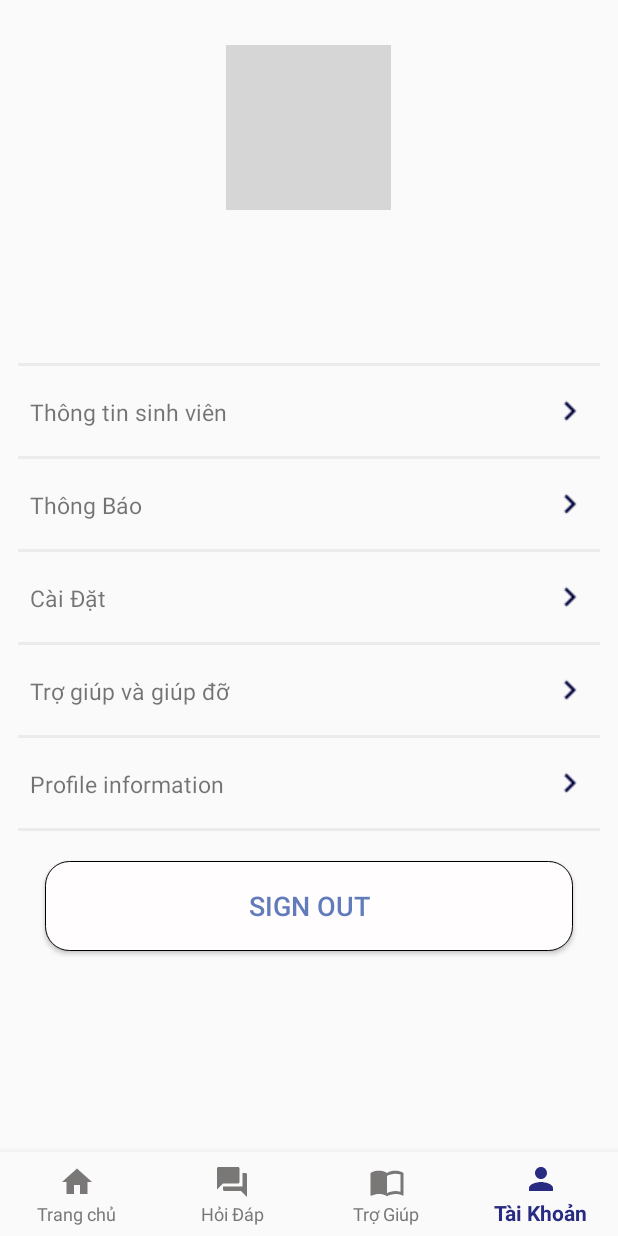
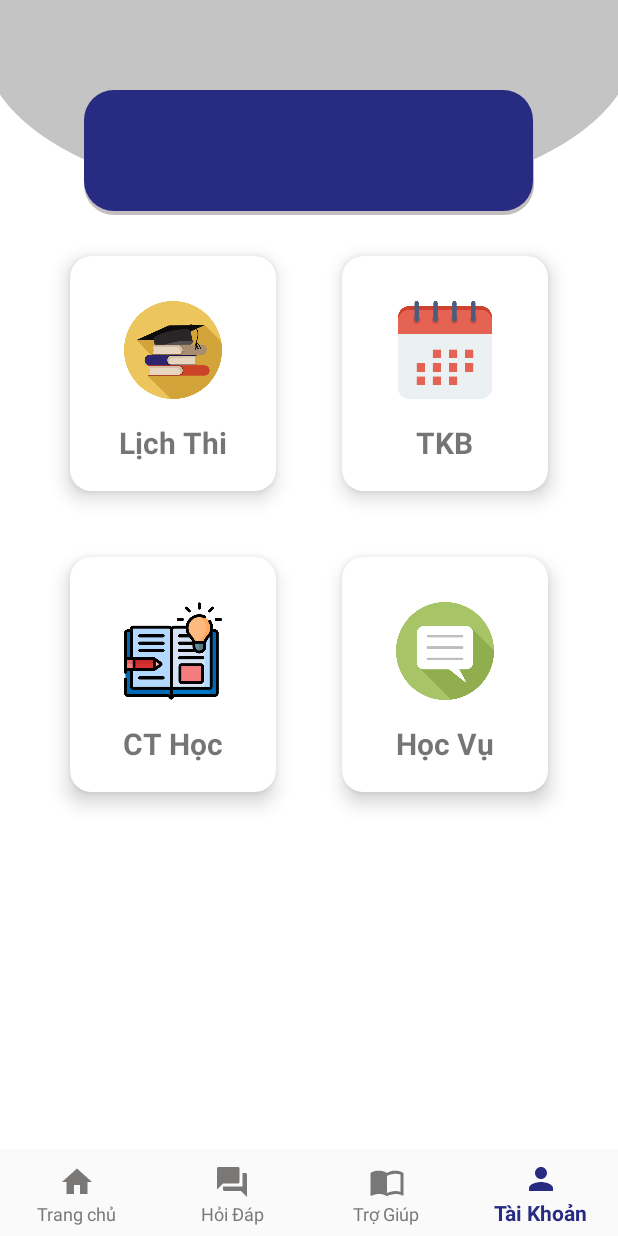
Before and after one commit to NguyenThao1912/SuiiCao, an Android app: the MainActivity screen opened directly, with no data from a screen before it, item 4 of the bottom bar chosen, on a phone screen of 412 x 824 dp. Run offline under Robolectric (Android 15) with nearby library versions, the phone set to English and light mode, and no system bars; our stand-ins replace data binding; Roboto replaces fonts that are not available here; 2 statements that could not run were skipped; grey boxes are pictures that could not be loaded.

Commit message:
chat mentor - sinh viên
cập nhật thêm các trường thông tin của 1 sinh viên - thông tin mentor .

 đăng nhập với mentor

```diff
--- a/app/src/main/java/com/monsun/suiicao/Utils/CommonUtils.java
+++ b/app/src/main/java/com/monsun/suiicao/Utils/CommonUtils.java
@@ -11,7 +11,7 @@ import com.monsun.suiicao.R;
 
 public final class CommonUtils {
     public static int FIREBASE_SIGN_IN_SUCESS = 6;
-    public static int FIREBASE_SIGN_IN_FAIL = 6;
+    public static int FIREBASE_SIGN_IN_FAIL = -1;
     public static int FIREBASE_CREATE_SUCCESS = 8;
     public static int FIREBASE_PASSWORD_TOO_WEAK = 10;
     public static int FIREBASE_EMAIL_WRONG_FORMAT = 15;
--- a/app/src/main/java/com/monsun/suiicao/views/homefragment/HomeFragmentViewModel.java
+++ b/app/src/main/java/com/monsun/suiicao/views/homefragment/HomeFragmentViewModel.java
@@ -13,7 +13,7 @@ public class HomeFragmentViewModel extends BaseViewModel<IHomeHandler> {
     public HomeFragmentViewModel()
     {
         Log.d(TAG, "HomeFragmentViewModel: ");
-        greeting.setValue("Xin Chào" + AppVar.mStudent.getFullName());
+        greeting.setValue("Xin Chào " + AppVar.mStudent.getFullName() + "\n" + "Phụ Huynh " + AppVar.mStudent.getParentname());
     }
     public void _OnClick_Student_Exam()
     {
--- /dev/null
+++ b/app/src/main/java/com/monsun/suiicao/views/homementor/IMentormain.java
@@ -0,0 +1,4 @@
+package com.monsun.suiicao.views.homementor;
+
+public interface IMentormain {
+}
--- /dev/null
+++ b/app/src/main/java/com/monsun/suiicao/views/homementor/MentormainViewModel.java
@@ -0,0 +1,18 @@
+package com.monsun.suiicao.views.homementor;
+
+import android.util.Log;
+
+import androidx.lifecycle.MutableLiveData;
+
+import com.monsun.suiicao.AppVar;
+import com.monsun.suiicao.views.base.BaseViewModel;
+
+public class MentormainViewModel extends BaseViewModel<IMentormain> {
+    public MutableLiveData<String> greeting = new MutableLiveData<>();
+    private static final String TAG = "mentormainViewModel";
+    public MentormainViewModel()
+    {
+        Log.d(TAG, "mentormainViewModel: ");
+        greeting.setValue("Xin Chào " + AppVar.mMentor.getMentorName());
+    }
+}
--- /dev/null
+++ b/app/src/main/java/com/monsun/suiicao/views/homementor/mentormain.java
@@ -0,0 +1,64 @@
+package com.monsun.suiicao.views.homementor;
+
+import android.os.Bundle;
+import android.util.Log;
+import android.view.LayoutInflater;
+import android.view.View;
+import android.view.ViewGroup;
+
+import androidx.databinding.DataBindingUtil;
+import androidx.fragment.app.Fragment;
+import androidx.lifecycle.ViewModelProvider;
+
+import com.monsun.suiicao.R;
+import com.monsun.suiicao.databinding.FragmentMentormainBinding;
+import com.monsun.suiicao.views.base.BaseFragment;
+
+/**
+ * A simple {@link Fragment} subclass.
+ * Use the {@link mentormain#newInstance} factory method to
+ * create an instance of this fragment.
+ */
+public class mentormain extends BaseFragment implements IMentormain {
+    private static final String TAG = "HomeFragment";
+    private FragmentMentormainBinding binding;
+    private static MentormainViewModel viewModel;
+    public mentormain() {
+        // Required empty public constructor
+
+    }
+
+    public static mentormain newInstance() {
+        mentormain fragment = new mentormain();
+        return fragment;
+    }
+
+
+    @Override
+    public int getLayoutId() {
+        return R.layout.fragment_mentormain;
+    }
+
+    @Override
+    public void onCreate(Bundle savedInstanceState) {
+        super.onCreate(savedInstanceState);
+        Log.d(TAG, "onCreate: ");
+    }
+
+    @Override
+    public View onCreateView(LayoutInflater inflater, ViewGroup container,
+                             Bundle savedInstanceState) {
+        // Inflate the layout for this fragment
+        Log.d(TAG, "onCreateView: ");
+        binding =  DataBindingUtil.inflate(inflater,R.layout.fragment_mentormain,container, false);
+        viewModel = new ViewModelProvider(this).get(MentormainViewModel.class);
+        binding.setLifecycleOwner(this);
+        binding.setViewModel(viewModel);
+        binding.executePendingBindings();
+        viewModel.setNavigator(this);
+        View v = binding.getRoot();
+        return v;
+    }
+
+
+}
--- a/app/src/main/java/com/monsun/suiicao/views/login/ILoginHandler.java
+++ b/app/src/main/java/com/monsun/suiicao/views/login/ILoginHandler.java
@@ -6,4 +6,6 @@ public interface ILoginHandler {
     void startMainActivity();
     void showToast(CharSequence message);
     void setIsLoading(Boolean isLoading);
+
+
 }
--- a/app/src/main/java/com/monsun/suiicao/views/login/LoginActivity.java
+++ b/app/src/main/java/com/monsun/suiicao/views/login/LoginActivity.java
@@ -78,4 +78,6 @@ public class LoginActivity extends BaseActivity  implements ILoginHandler {
             hideLoading();
     }
 
+
+
 }
--- a/app/src/main/java/com/monsun/suiicao/views/main/MainActivity.java
+++ b/app/src/main/java/com/monsun/suiicao/views/main/MainActivity.java
@@ -18,6 +18,7 @@ import com.monsun.suiicao.firebase.FirebaseSer;
 import com.monsun.suiicao.views.base.BaseActivity;
 import com.monsun.suiicao.views.chatting.ContactFragment;
 import com.monsun.suiicao.views.homefragment.HomeFragment;
+import com.monsun.suiicao.views.homementor.mentormain;
 import com.monsun.suiicao.views.useraccount.userAccountFrag;
 
 public class MainActivity extends BaseActivity implements IMainHandler{
@@ -32,9 +33,15 @@ public class MainActivity extends BaseActivity implements IMainHandler{
 
     @Override
     protected void onStart() {
-        super.onStart();
+        if (AppVar.mStudent != null){
             if (FirebaseSer.FireAuth_User == null)
                 FirebaseSer.TRY_LOGGING_IN(AppVar.mStudent.getEmail(), MainActivity.this);
+        }
+        if (AppVar.mMentor != null){
+            if (FirebaseSer.FireAuth_User == null)
+                FirebaseSer.TRY_LOGGING_IN(AppVar.mMentor.getEmail(), MainActivity.this);
+        }
+        super.onStart();
     }
 
     private void reload() {
@@ -52,6 +59,10 @@ public class MainActivity extends BaseActivity implements IMainHandler{
         mainViewModel = new ViewModelProvider(this).get(MainViewModel.class);
         mainViewModel.setNavigator(this);
         bottomNavigationView.setOnNavigationItemSelectedListener(nav);
+
+        if (AppVar.mMentor != null)
+            getSupportFragmentManager().beginTransaction().replace(R.id.fragment_container,new mentormain()).commit();
+        else
             getSupportFragmentManager().beginTransaction().replace(R.id.fragment_container,new HomeFragment()).commit();
 
     }
@@ -69,9 +80,20 @@ public class MainActivity extends BaseActivity implements IMainHandler{
                         switch (item.getItemId())
                         {
                             case R.id.home_Screen:
+                            {
+                                if (AppVar.mStudent != null){
                                     selectedFragment = HomeFragment.newInstance();
                                     Toast.makeText(MainActivity.this, "Home screen", Toast.LENGTH_SHORT).show();
                                     break;
+                                }
+                                else
+                                {
+                                    selectedFragment = mentormain.newInstance();
+                                    Toast.makeText(MainActivity.this, "mentor main", Toast.LENGTH_SHORT).show();
+                                    break;
+                                }
+                            }
+
 
                             case R.id.help:
                                 Toast.makeText(MainActivity.this, "help", Toast.LENGTH_SHORT).show();
@@ -83,9 +105,18 @@ public class MainActivity extends BaseActivity implements IMainHandler{
                                 break;
 
                             case R.id.user_account:
+                                if (AppVar.mStudent != null){
                                     selectedFragment = userAccountFrag.newInstance();
                                     Toast.makeText(MainActivity.this, "user account", Toast.LENGTH_SHORT).show();
                                     break;
+                                }
+                                else
+                                {
+                                    selectedFragment = mentormain.newInstance();
+                                    Toast.makeText(MainActivity.this, "mentor main", Toast.LENGTH_SHORT).show();
+                                    break;
+                                }
+
                         }
                         getSupportFragmentManager().beginTransaction().replace(R.id.fragment_container,selectedFragment).commit();
                         return true;
--- /dev/null
+++ b/app/src/main/res/layout/fragment_mentormain.xml
@@ -0,0 +1,230 @@
+<?xml version="1.0" encoding="utf-8"?>
+<layout>
+    <data>
+        <variable
+            name="viewModel"
+            type="com.monsun.suiicao.views.homementor.MentormainViewModel" />
+    </data>
+    <FrameLayout xmlns:android="http://schemas.android.com/apk/res/android"
+        xmlns:tools="http://schemas.android.com/tools"
+        android:layout_width="match_parent"
+        android:layout_height="match_parent"
+        xmlns:app="http://schemas.android.com/apk/res-auto"
+        tools:context=".views.homefragment.HomeFragment"
+        android:background="@drawable/background">
+        <ScrollView
+            android:layout_width="match_parent"
+            android:layout_height="match_parent">
+            <androidx.constraintlayout.widget.ConstraintLayout
+                android:layout_width="match_parent"
+                android:layout_height="match_parent">
+
+                <TextView
+                    android:id="@+id/greeting_mentor"
+                    android:layout_width="300dp"
+                    android:layout_height="83dp"
+                    android:layout_marginTop="60dp"
+                    android:background="@drawable/main_infor"
+                    android:gravity="center_horizontal"
+                    android:paddingTop="27dp"
+                    android:text="@{viewModel.greeting}"
+                    android:textColor="@color/white"
+                    app:layout_constraintEnd_toEndOf="parent"
+                    app:layout_constraintStart_toStartOf="parent"
+                    app:layout_constraintTop_toTopOf="parent" />
+
+                <androidx.gridlayout.widget.GridLayout
+                    android:layout_width="373dp"
+                    android:layout_height="412dp"
+                    android:background="@color/white"
+                    android:clipChildren="true"
+                    android:clipToPadding="false"
+                    android:padding="5dp"
+                    app:columnCount="2"
+                    app:layout_constraintBottom_toBottomOf="parent"
+                    app:layout_constraintEnd_toEndOf="parent"
+                    app:layout_constraintStart_toStartOf="parent"
+                    app:layout_constraintTop_toBottomOf="@+id/greeting_mentor"
+                    app:layout_constraintVertical_bias="0.1"
+                    app:rowCount="2">
+
+                    <androidx.cardview.widget.CardView
+                        android:id="@+id/feature_1_mentor"
+
+                        android:layout_width="110dp"
+                        android:layout_height="110dp"
+                        android:layout_margin="22dp"
+                        android:clickable="true"
+                        android:focusable="true"
+                        android:foreground="?android:attr/selectableItemBackground"
+                        android:padding="5dp"
+                        app:cardCornerRadius="14dp"
+                        app:cardElevation="8dp"
+                        app:layout_column="0"
+                        app:layout_columnWeight="1"
+                        app:layout_gravity="fill"
+                        app:layout_row="0"
+                        app:layout_rowWeight="1">
+
+                        <RelativeLayout
+                            android:layout_width="match_parent"
+                            android:layout_height="match_parent">
+
+                            <ImageView
+                                android:contentDescription="exam"
+                                android:id="@+id/feature_image1"
+                                android:layout_width="65dp"
+                                android:layout_height="65dp"
+                                android:layout_centerHorizontal="true"
+                                android:layout_marginTop="30dp"
+                                android:scaleType="centerCrop"
+                                android:src="@drawable/_76_library" />
+
+                            <TextView
+                                android:id="@+id/feature_name1"
+                                android:layout_width="wrap_content"
+                                android:layout_height="wrap_content"
+                                android:layout_below="@+id/feature_image1"
+                                android:layout_centerHorizontal="true"
+                                android:layout_marginTop="15dp"
+                                android:text="Lịch Thi"
+                                android:textSize="20sp"
+                                android:textStyle="bold" />
+                        </RelativeLayout>
+                    </androidx.cardview.widget.CardView>
+
+                    <androidx.cardview.widget.CardView
+                        android:id="@+id/feature_2_mentor"
+
+                        android:layout_width="110dp"
+                        android:layout_height="110dp"
+                        android:layout_margin="22dp"
+                        android:clickable="true"
+                        android:foreground="?android:attr/selectableItemBackground"
+                        android:padding="5dp"
+                        app:cardCornerRadius="14dp"
+                        app:cardElevation="8dp"
+                        app:layout_column="1"
+                        app:layout_columnWeight="1"
+                        app:layout_gravity="fill"
+                        app:layout_row="0"
+                        app:layout_rowWeight="1">
+
+                        <RelativeLayout
+                            android:layout_width="match_parent"
+                            android:layout_height="match_parent">
+
+                            <ImageView
+                                android:id="@+id/feature_image2_mentor"
+                                android:layout_width="65dp"
+                                android:layout_height="65dp"
+                                android:layout_centerHorizontal="true"
+                                android:layout_marginTop="30dp"
+                                android:scaleType="centerCrop"
+                                android:src="@drawable/calendar_item" />
+
+                            <TextView
+                                android:id="@+id/feature_name2_mentor"
+                                android:layout_width="wrap_content"
+                                android:layout_height="wrap_content"
+                                android:layout_below="@+id/feature_image2_mentor"
+                                android:layout_centerHorizontal="true"
+                                android:layout_marginTop="15dp"
+                                android:text="TKB"
+                                android:textSize="20sp"
+                                android:textStyle="bold" />
+                        </RelativeLayout>
+
+
+                    </androidx.cardview.widget.CardView>
+
+                    <androidx.cardview.widget.CardView
+                        android:id="@+id/feature_3_mentor"
+                        android:layout_width="110dp"
+                        android:layout_height="110dp"
+                        android:layout_margin="22dp"
+                        android:clickable="true"
+
+                        android:foreground="?android:attr/selectableItemBackground"
+                        android:padding="5dp"
+                        app:cardCornerRadius="14dp"
+                        app:cardElevation="8dp"
+                        app:layout_column="0"
+                        app:layout_columnWeight="1"
+                        app:layout_gravity="fill"
+                        app:layout_row="1"
+                        app:layout_rowWeight="1">
+
+                        <RelativeLayout
+                            android:layout_width="match_parent"
+                            android:layout_height="match_parent">
+
+                            <ImageView
+                                android:id="@+id/feature_image3_mentor"
+                                android:layout_width="65dp"
+                                android:layout_height="65dp"
+                                android:layout_centerHorizontal="true"
+                                android:layout_marginTop="30dp"
+                                android:scaleType="centerCrop"
+                                android:src="@drawable/openbook" />
+
+                            <TextView
+                                android:id="@+id/feature_name3_mentor"
+                                android:layout_width="wrap_content"
+                                android:layout_height="wrap_content"
+                                android:layout_below="@+id/feature_image3_mentor"
+                                android:layout_centerHorizontal="true"
+                                android:layout_marginTop="15dp"
+                                android:text="CT Học"
+                                android:textSize="20sp"
+                                android:textStyle="bold" />
+                        </RelativeLayout>
+                    </androidx.cardview.widget.CardView>
+
+                    <androidx.cardview.widget.CardView
+                        android:id="@+id/feature_4_mentor"
+                        android:layout_width="110dp"
+                        android:layout_height="110dp"
+                        android:layout_margin="22dp"
+                        android:clickable="true"
+                        android:foreground="?android:attr/selectableItemBackground"
+                        android:padding="5dp"
+                        app:cardCornerRadius="14dp"
+                        app:cardElevation="8dp"
+                        app:layout_column="1"
+                        app:layout_columnWeight="1"
+                        app:layout_gravity="fill"
+                        app:layout_row="1"
+                        app:layout_rowWeight="1">
+
+                        <RelativeLayout
+                            android:layout_width="match_parent"
+                            android:layout_height="match_parent">
+
+                            <ImageView
+                                android:id="@+id/feature_image4_mentor"
+                                android:layout_width="65dp"
+                                android:layout_height="65dp"
+                                android:layout_centerHorizontal="true"
+                                android:layout_marginTop="30dp"
+                                android:scaleType="centerCrop"
+                                android:src="@drawable/_76_chat" />
+
+                            <TextView
+                                android:id="@+id/feature_name4_mentor"
+                                android:layout_width="wrap_content"
+                                android:layout_height="wrap_content"
+                                android:layout_below="@+id/feature_image4_mentor"
+                                android:layout_centerHorizontal="true"
+                                android:layout_marginTop="15dp"
+                                android:text="Học Vụ"
+                                android:textSize="20sp"
+                                android:textStyle="bold" />
+                        </RelativeLayout>
+                    </androidx.cardview.widget.CardView>
+                </androidx.gridlayout.widget.GridLayout>
+
+            </androidx.constraintlayout.widget.ConstraintLayout>
+        </ScrollView>
+    </FrameLayout>
+</layout>
```
Also changed, not shown: app/src/main/java/com/monsun/suiicao/firebase/FirebaseSer.java (+4 -7 lines), app/src/main/java/com/monsun/suiicao/models/Mentor.java (+36 -24 lines), app/src/main/java/com/monsun/suiicao/models/Users.java (+72 -1 lines), app/src/main/java/com/monsun/suiicao/views/chatting/frag/listcontact/ListContactFragment.java (+7 -4 lines), app/src/main/java/com/monsun/suiicao/views/login/LoginViewModel.java (+34 -3 lines). Lines whose indentation alone changed are shown as unchanged.
